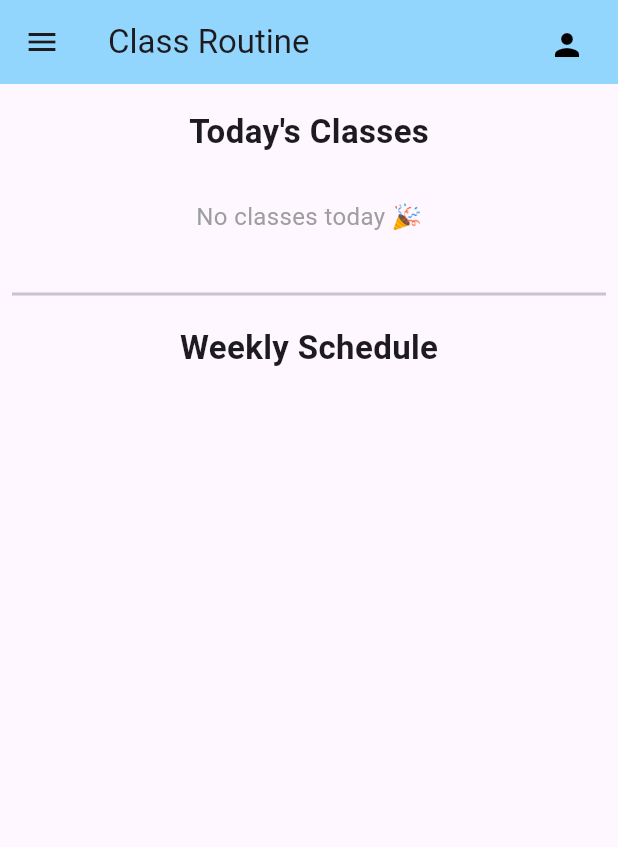
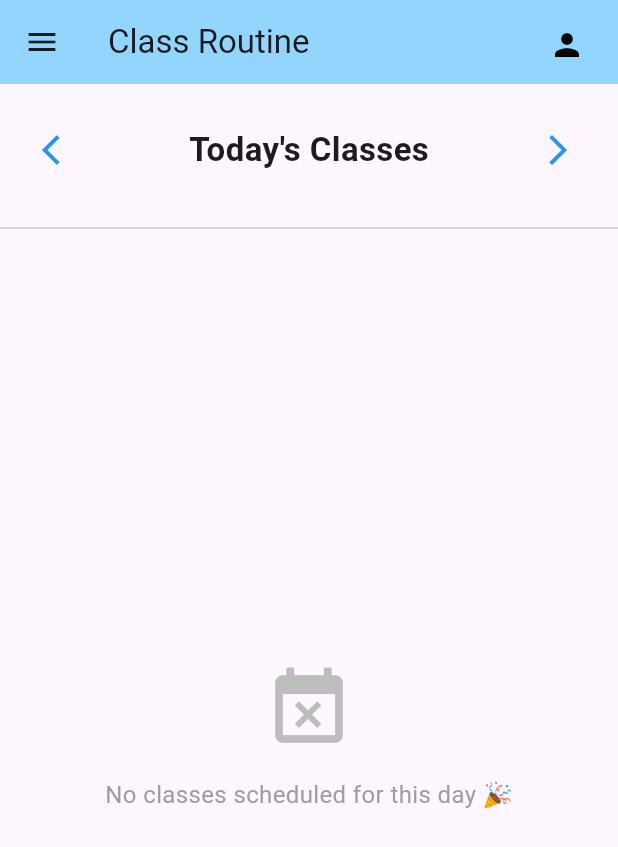
Before and after one commit to sheikh-shakib/classs_management_app, a Flutter app: the ScheduleScreen screen opened directly, on a phone screen of 412 x 824 dp. Shown: the top 847 px of the screen. Run offline on Flutter 3.47's test engine with Material 3 defaults, Android fonts, the light colour scheme and no system bars; our stand-ins replace cloud_firestore, firebase_auth, firebase_core; accounts and stored records are empty; statements that could not run were skipped.

Commit message:
schedule view change ,add routine logic changed for cr,also fixed some bugs

```diff
--- a/lib/screens/schedule_screen.dart
+++ b/lib/screens/schedule_screen.dart
@@ -16,16 +16,8 @@ class ScheduleScreen extends StatefulWidget {
 }
 
 class _ScheduleScreenState extends State<ScheduleScreen> {
-  // Weekdays mapping from Saturday to Friday
-  final List<Map<String, dynamic>> _weekDays = [
-    {'name': 'Saturday', 'weekday': 6},
-    {'name': 'Sunday', 'weekday': 7},
-    {'name': 'Monday', 'weekday': 1},
-    {'name': 'Tuesday', 'weekday': 2},
-    {'name': 'Wednesday', 'weekday': 3},
-    {'name': 'Thursday', 'weekday': 4},
-    {'name': 'Friday', 'weekday': 5},
-  ];
+  // State variable to track the currently viewed date (defaults to today)
+  DateTime _currentDate = DateTime.now();
 
   @override
   void initState() {
@@ -41,6 +33,32 @@ class _ScheduleScreenState extends State<ScheduleScreen> {
 
   Future<void> signOut() async {
     await firebase_auth.FirebaseAuth.instance.signOut();
+  }
+
+  // Helper method to go to the next day
+  void _nextDay() {
+    setState(() {
+      _currentDate = _currentDate.add(const Duration(days: 1));
+    });
+  }
+
+  // Helper method to go to the previous day
+  void _previousDay() {
+    setState(() {
+      _currentDate = _currentDate.subtract(const Duration(days: 1));
+    });
+  }
+
+  // Helper method to format the day title
+  String _getDayTitle(DateTime date) {
+    final now = DateTime.now();
+    // Check if the selected date is today
+    if (date.year == now.year && date.month == now.month && date.day == now.day) {
+      return "Today's Classes";
+    }
+    // Otherwise, return the specific weekday name
+    const days = ['Monday', 'Tuesday', 'Wednesday', 'Thursday', 'Friday', 'Saturday', 'Sunday'];
+    return "${days[date.weekday - 1]} Classes";
   }
 
   @override
@@ -64,7 +82,6 @@ class _ScheduleScreenState extends State<ScheduleScreen> {
           ),
         ],
       ),
-      // RESTORED: Existing Side Drawer
       drawer: NavigationDrawer(
         children: [
           Padding(
@@ -92,7 +109,6 @@ class _ScheduleScreenState extends State<ScheduleScreen> {
             title: const Text("Class Schedule"),
             onTap: () => Navigator.pop(context),
           ),
-          // Conditional Add Routine Tile
           if (canEdit)
             ListTile(
               leading: const Icon(Icons.add),
@@ -129,69 +145,69 @@ class _ScheduleScreenState extends State<ScheduleScreen> {
       ),
       body: provider.isLoading
           ? const Center(child: CircularProgressIndicator())
-          : ListView(
-              padding: const EdgeInsets.symmetric(vertical: 16, horizontal: 8),
+          : Column(
               children: [
-                Center(child: _buildSectionTitle("Today's Classes")),
-                const SizedBox(height: 10),
-                _buildTodayContent(provider, canEdit),
-                const Divider(height: 40, thickness: 2),
-                Center(child: _buildSectionTitle("Weekly Schedule")),
-                const SizedBox(height: 15),
-                ..._buildWeeklySchedule(provider, canEdit),
+                // --- Navigation Bar (Previous, Title, Next) ---
+                Padding(
+                  padding: const EdgeInsets.symmetric(vertical: 20, horizontal: 16),
+                  child: Row(
+                    mainAxisAlignment: MainAxisAlignment.spaceBetween,
+                    children: [
+                      IconButton(
+                        icon: const Icon(Icons.arrow_back_ios, color: Colors.blue),
+                        onPressed: _previousDay,
+                        tooltip: "Previous Day",
+                      ),
+                      Text(
+                        _getDayTitle(_currentDate),
+                        style: const TextStyle(fontSize: 22, fontWeight: FontWeight.bold),
+                      ),
+                      IconButton(
+                        icon: const Icon(Icons.arrow_forward_ios, color: Colors.blue),
+                        onPressed: _nextDay,
+                        tooltip: "Next Day",
+                      ),
+                    ],
+                  ),
+                ),
+
+                const Divider(thickness: 1),
+
+                // --- Daily Routine Content ---
+                Expanded(
+                  child: _buildDailyContent(provider, canEdit),
+                ),
               ],
             ),
     );
   }
 
-  // Helper to build Today's content
-  Widget _buildTodayContent(ScheduleProvider provider, bool canEdit) {
-    final todayEvents = provider.getEventsForDay(DateTime.now());
-    if (todayEvents.isEmpty) {
-      return const Padding(
-        padding: EdgeInsets.symmetric(vertical: 20),
-        child: Center(
-            child: Text("No classes today 🎉",
-                style: TextStyle(fontSize: 16, color: Colors.grey))),
+  // Helper to build the content for the selected day
+  Widget _buildDailyContent(ScheduleProvider provider, bool canEdit) {
+    // Get events specifically for the currently selected date
+    final dailyEvents = provider.getEventsForDay(_currentDate);
+
+    if (dailyEvents.isEmpty) {
+      return Column(
+        mainAxisAlignment: MainAxisAlignment.center,
+        children: [
+          Icon(Icons.event_busy, size: 60, color: Colors.grey[400]),
+          const SizedBox(height: 16),
+          const Text(
+            "No classes scheduled for this day 🎉",
+            style: TextStyle(fontSize: 16, color: Colors.grey),
+          ),
+        ],
       );
     }
-    return _buildRoutineTable(context, todayEvents, canEdit, provider);
+
+    return SingleChildScrollView(
+      padding: const EdgeInsets.all(16),
+      child: _buildRoutineTable(context, dailyEvents, canEdit, provider),
+    );
   }
 
-  // Helper to build the full week's tables
-  List<Widget> _buildWeeklySchedule(ScheduleProvider provider, bool canEdit) {
-    return _weekDays.map((day) {
-      final dayEvents = provider.events
-          .where((e) => e.dayOfWeek == day['weekday'])
-          .toList()
-        ..sort((a, b) => (a.startTime.hour * 60 + a.startTime.minute)
-            .compareTo(b.startTime.hour * 60 + b.startTime.minute));
-
-      if (dayEvents.isEmpty) return const SizedBox.shrink();
-
-      return Column(
-        children: [
-          Padding(
-            padding: const EdgeInsets.symmetric(vertical: 12),
-            child: Text(day['name'],
-                style: const TextStyle(
-                    fontSize: 18,
-                    fontWeight: FontWeight.w600,
-                    color: Colors.blue)),
-          ),
-          _buildRoutineTable(context, dayEvents, canEdit, provider),
-          const SizedBox(height: 25),
-        ],
-      );
-    }).toList();
-  }
-
-  Widget _buildSectionTitle(String title) {
-    return Text(title,
-        style: const TextStyle(fontSize: 22, fontWeight: FontWeight.bold));
-  }
-
-  // Table widget centered with horizontal scroll
+  // Table widget containing the Group Column
   Widget _buildRoutineTable(BuildContext context, List events, bool canEdit,
       ScheduleProvider provider) {
     return Center(
@@ -202,6 +218,13 @@ class _ScheduleScreenState extends State<ScheduleScreen> {
             color: Colors.white,
             border: Border.all(color: Colors.grey[300]!),
             borderRadius: BorderRadius.circular(8),
+            boxShadow: [
+              BoxShadow(
+                color: Colors.black.withOpacity(0.05),
+                blurRadius: 4,
+                offset: const Offset(0, 2),
+              ),
+            ],
           ),
           child: DataTable(
             columnSpacing: 20,
@@ -209,6 +232,8 @@ class _ScheduleScreenState extends State<ScheduleScreen> {
             columns: [
               const DataColumn(label: Text('Time', style: TextStyle(fontWeight: FontWeight.bold))),
               const DataColumn(label: Text('Subject', style: TextStyle(fontWeight: FontWeight.bold))),
+              // --- NEW: Group Column ---
+              const DataColumn(label: Text('Group', style: TextStyle(fontWeight: FontWeight.bold))),
               const DataColumn(label: Text('Room', style: TextStyle(fontWeight: FontWeight.bold))),
               if (canEdit) const DataColumn(label: Text('Action', style: TextStyle(fontWeight: FontWeight.bold))),
             ],
@@ -216,6 +241,17 @@ class _ScheduleScreenState extends State<ScheduleScreen> {
               return DataRow(cells: [
                 DataCell(Text("${e.startTime.format(context)} - ${e.endTime.format(context)}")),
                 DataCell(Text(e.subject, style: const TextStyle(fontWeight: FontWeight.w500))),
+                // Display the groupId assigned to the routine
+                DataCell(
+                  Container(
+                    padding: const EdgeInsets.symmetric(horizontal: 8, vertical: 4),
+                    decoration: BoxDecoration(
+                      color: Colors.blue[100],
+                      borderRadius: BorderRadius.circular(12),
+                    ),
+                    child: Text(e.groupId.toUpperCase(), style: const TextStyle(fontWeight: FontWeight.bold, color: Colors.blue)),
+                  )
+                ),
                 DataCell(Text(e.room)),
                 if (canEdit)
                   DataCell(
```
Also changed, not shown: lib/screens/add_routine_screen.dart (+48 -29 lines).
